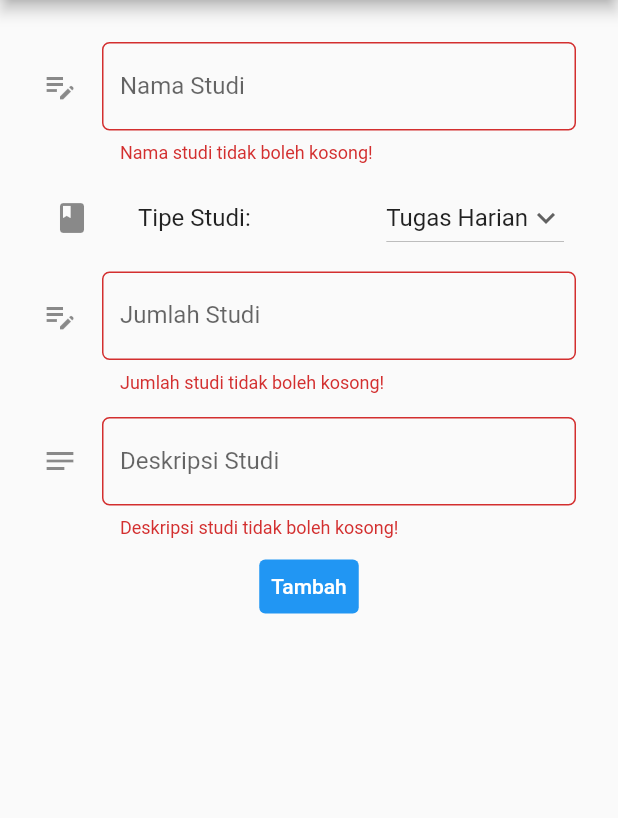
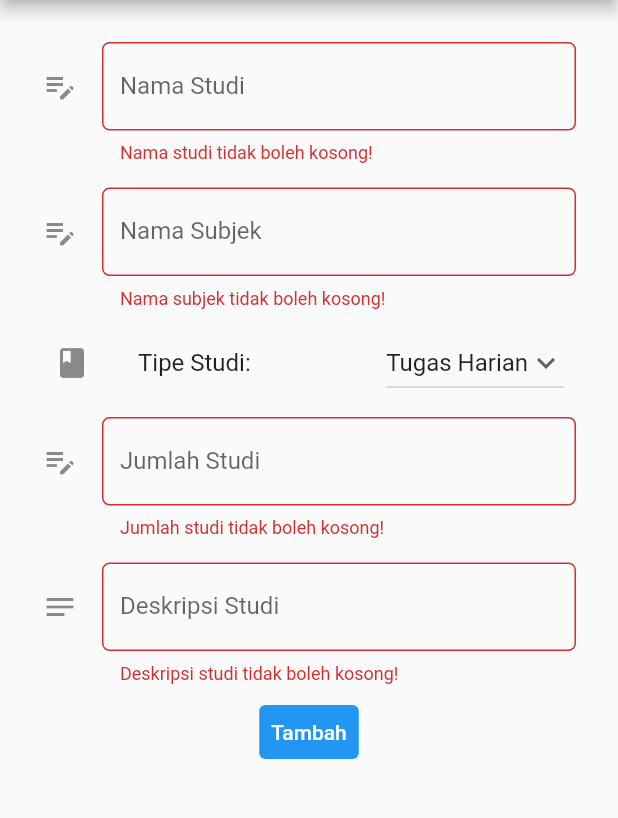
Before and after one commit to rapiwata/study_tracker, a Flutter app: the MyFormPage screen opened directly, after a tap on "Tambah", on a phone screen of 412 x 824 dp, the part 84-902 px from its top. Run offline on Flutter 3.47's test engine with Material 2 defaults, Android fonts, the phone set to English and light mode, and no system bars; missing offline and left inert: pbp_django_auth.

Commit message:
buat nabil semangat bil bantu gua

```diff
--- a/lib/pages/form.dart
+++ b/lib/pages/form.dart
@@ -20,7 +20,7 @@ class _MyFormPageState extends State<MyFormPage> {
     String _namaStudi = "";
     String tipeStudi = 'Tugas Harian';
     List<String> listTipeStudi = ['Tugas Harian', 'Tugas Akhir','ujian'];
-    String subject = '';
+    String subject = 'subject';
     int jumlahStudi = 0;
     String _deskripsiStudi = "";
   @override
@@ -68,6 +68,41 @@ class _MyFormPageState extends State<MyFormPage> {
                     validator: (String? value) {
                       if (value == null || value.isEmpty) {
                         return 'Nama studi tidak boleh kosong!';
+                      }
+                      return null;
+                    },
+                  ),
+                ),
+                Padding(
+                  // Menggunakan padding sebesar 8 pixels
+                  padding: const EdgeInsets.all(8.0),
+                  child: TextFormField(
+                    decoration: InputDecoration(
+                      hintText: "Kalkulus",
+                      labelText: "Nama Subjek",
+                      // Menambahkan icon agar lebih intuitif
+                      icon: const Icon(Icons.edit_note),
+                      // Menambahkan circular border agar lebih rapi
+                      border: OutlineInputBorder(
+                        borderRadius: BorderRadius.circular(5.0),
+                      ),
+                    ),
+                    // Menambahkan behavior saat nama diketik
+                    onChanged: (String? value) {
+                      setState(() {
+                        subject = value!;
+                      });
+                    },
+                    // Menambahkan behavior saat data disimpan
+                    onSaved: (String? value) {
+                      setState(() {
+                        subject = value!;
+                      });
+                    },
+                    // Validator sebagai validasi form
+                    validator: (String? value) {
+                      if (value == null || value.isEmpty) {
+                        return 'Nama subjek tidak boleh kosong!';
                       }
                       return null;
                     },
```
